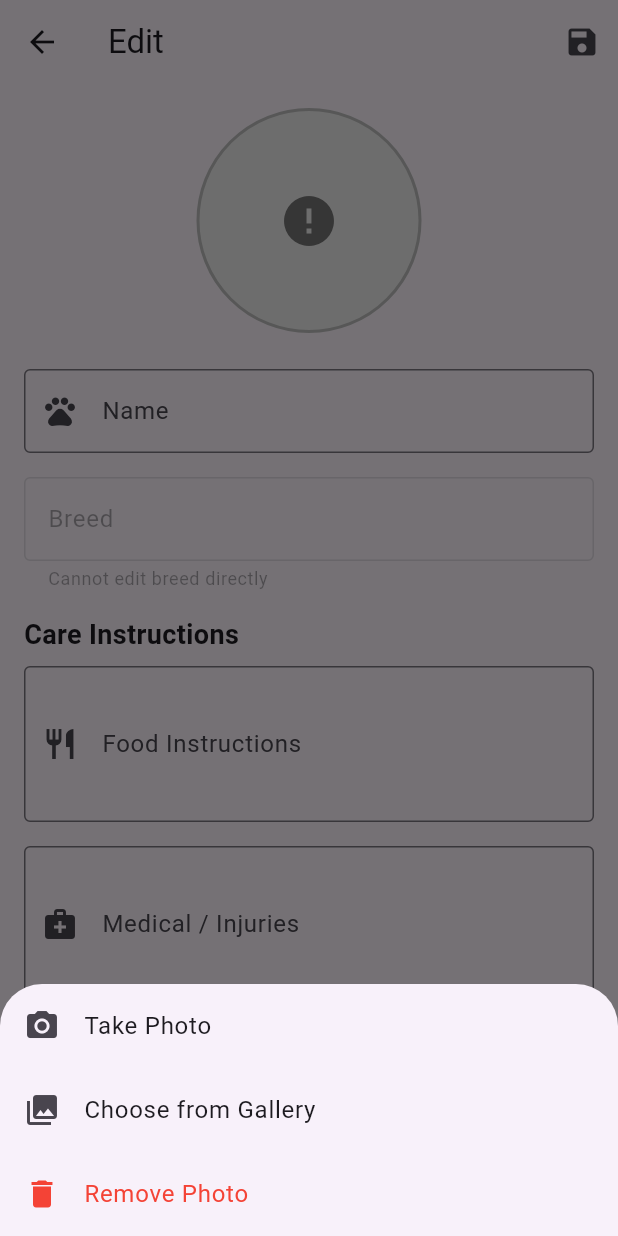
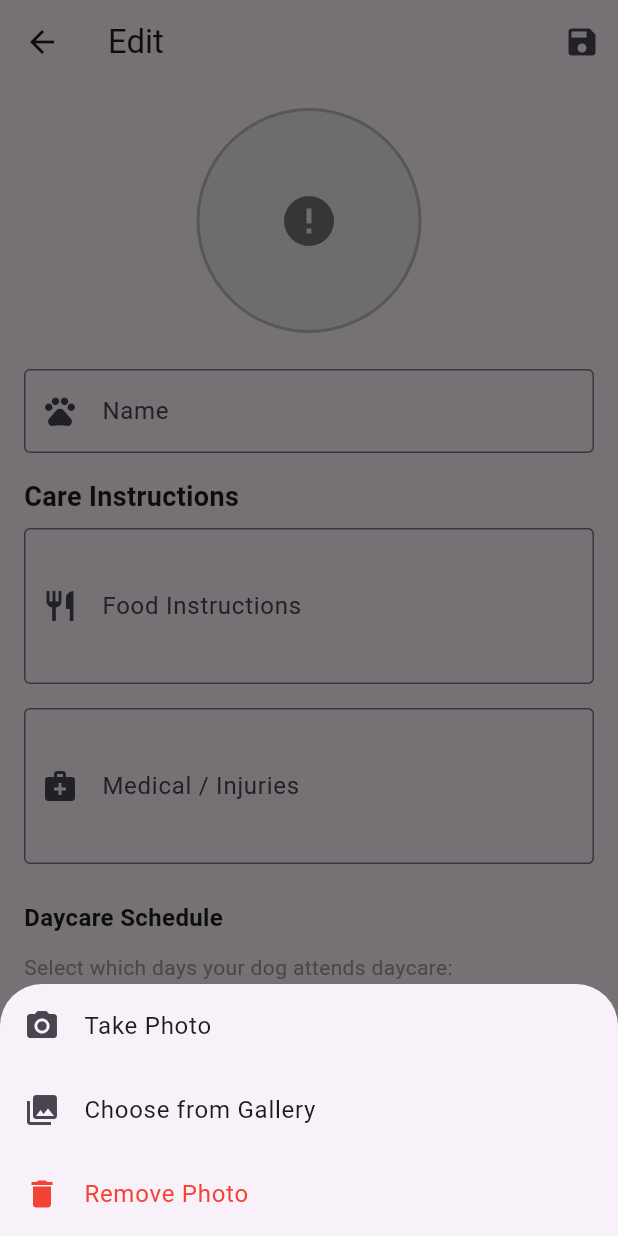
Before and after one commit to Comm4nd0/p4td, a Flutter app: the EditDogScreen screen opened directly with empty values, after a tap on the "error" icon, on a phone screen of 412 x 824 dp. Run offline on Flutter 3.47's test engine with Material 3 defaults, Android fonts, the phone set to English and light mode, and no system bars; our stand-ins replace flutter_secure_storage, image_picker; accounts and stored records are empty; network calls fail.

Commit message:
refactor: remove breed field from dogs
Remove the breed concept entirely from both frontend and backend:

Backend (Django):
- Remove Breed model and its ForeignKey from Dog model
- Remove BreedSerializer and breed field from DogSerializer
- Remove BreedAdmin and breed references from DogAdmin
- Remove BreedViewSet and /api/breeds/ endpoint
- Add migration to drop breed field and Breed table

Frontend (Flutter):
- Remove breed field from Dog model
- Remove getBreeds() method from DataService
- Remove breed parameter from createDog()
- Remove breed dropdown from AddDogScreen
- Remove breed text field from EditDogScreen
- Remove breed display from HomeScreen and DogHomeScreen

https://claude.ai/code/session_0166e6yCLgcVYzPKqV58kaT5

```diff
--- a/my_app/lib/models/dog.dart
+++ b/my_app/lib/models/dog.dart
@@ -21,7 +21,6 @@ extension WeekdayExtension on Weekday {
 class Dog {
   final String id;
   final String name;
-  final String breed;
   final String ownerId;
   final String? profileImageUrl;
   final String? foodInstructions;
@@ -31,7 +30,6 @@ class Dog {
   Dog({
     required this.id,
     required this.name,
-    required this.breed,
     required this.ownerId,
     this.profileImageUrl,
     this.foodInstructions,
@@ -42,7 +40,6 @@ class Dog {
   Dog copyWith({
     String? id,
     String? name,
-    String? breed,
     String? ownerId,
     String? profileImageUrl,
     String? foodInstructions,
@@ -52,7 +49,6 @@ class Dog {
     return Dog(
       id: id ?? this.id,
       name: name ?? this.name,
-      breed: breed ?? this.breed,
       ownerId: ownerId ?? this.ownerId,
       profileImageUrl: profileImageUrl ?? this.profileImageUrl,
       foodInstructions: foodInstructions ?? this.foodInstructions,
--- a/my_app/lib/screens/edit_dog_screen.dart
+++ b/my_app/lib/screens/edit_dog_screen.dart
@@ -19,7 +19,6 @@ class _EditDogScreenState extends State<EditDogScreen> {
   bool _isSaving = false;
 
   late TextEditingController _nameController;
-  late TextEditingController _breedController;
   late TextEditingController _foodController;
   late TextEditingController _medicalController;
 
@@ -34,7 +33,6 @@ class _EditDogScreenState extends State<EditDogScreen> {
   void initState() {
     super.initState();
     _nameController = TextEditingController(text: widget.dog.name);
-    _breedController = TextEditingController(text: widget.dog.breed);
     _foodController = TextEditingController(text: widget.dog.foodInstructions ?? '');
     _medicalController = TextEditingController(text: widget.dog.medicalNotes ?? '');
     _currentImageUrl = widget.dog.profileImageUrl;
@@ -237,16 +235,6 @@ class _EditDogScreenState extends State<EditDogScreen> {
             ),
           ),
           const SizedBox(height: 16),
-          TextField(
-            controller: _breedController,
-            decoration: const InputDecoration(
-              labelText: 'Breed',
-              border: OutlineInputBorder(),
-              helperText: 'Cannot edit breed directly',
-            ),
-            enabled: false,
-          ),
-          const SizedBox(height: 16),
           const Text('Care Instructions', style: TextStyle(fontSize: 18, fontWeight: FontWeight.bold)),
           const SizedBox(height: 8),
           TextField(
--- a/my_app/lib/services/data_service.dart
+++ b/my_app/lib/services/data_service.dart
@@ -14,8 +14,7 @@ abstract class DataService {
   Future<UserProfile> getProfile();
   Future<void> updateProfile(UserProfile profile);
   Future<Dog> updateDog(Dog dog, {String? name, String? foodInstructions, String? medicalNotes, Uint8List? imageBytes, String? imageName, bool deletePhoto = false, List<Weekday>? daysInDaycare});
-  Future<List<String>> getBreeds();
-  Future<Dog> createDog({required String name, required String breed, String? foodInstructions, String? medicalNotes, Uint8List? imageBytes, String? imageName, List<Weekday>? daysInDaycare});
+  Future<Dog> createDog({required String name, String? foodInstructions, String? medicalNotes, Uint8List? imageBytes, String? imageName, List<Weekday>? daysInDaycare});
 }
 
 class ApiDataService implements DataService {
@@ -47,7 +46,6 @@ class ApiDataService implements DataService {
         return Dog(
           id: json['id'].toString(),
           name: json['name'],
-          breed: json['breed'],
           ownerId: (json['owner'] ?? '').toString(),
           profileImageUrl: json['profile_image'],
           foodInstructions: json['food_instructions'],
@@ -143,7 +141,6 @@ class ApiDataService implements DataService {
     return Dog(
       id: data['id'].toString(),
       name: data['name'],
-      breed: data['breed'],
       ownerId: (data['owner'] ?? '').toString(),
       profileImageUrl: data['profile_image'],
       foodInstructions: data['food_instructions'],
@@ -208,20 +205,7 @@ class ApiDataService implements DataService {
   }
 
   @override
-  Future<List<String>> getBreeds() async {
-    final headers = await _getHeaders();
-    final response = await http.get(Uri.parse('${AuthService.baseUrl}/api/breeds/'), headers: headers);
-
-    if (response.statusCode == 200) {
-      final List<dynamic> data = json.decode(response.body);
-      return data.map((json) => json['name'].toString()).toList();
-    } else {
-      throw Exception('Failed to load breeds');
-    }
-  }
-
-  @override
-  Future<Dog> createDog({required String name, required String breed, String? foodInstructions, String? medicalNotes, Uint8List? imageBytes, String? imageName, List<Weekday>? daysInDaycare}) async {
+  Future<Dog> createDog({required String name, String? foodInstructions, String? medicalNotes, Uint8List? imageBytes, String? imageName, List<Weekday>? daysInDaycare}) async {
     final token = await _authService.getToken();
 
     if (imageBytes != null) {
@@ -230,7 +214,6 @@ class ApiDataService implements DataService {
       request.headers['Authorization'] = 'Token $token';
 
       request.fields['name'] = name;
-      request.fields['breed'] = breed;
       if (foodInstructions != null) request.fields['food_instructions'] = foodInstructions;
       if (medicalNotes != null) request.fields['medical_notes'] = medicalNotes;
       if (daysInDaycare != null && daysInDaycare.isNotEmpty) request.fields['daycare_days'] = json.encode(daysInDaycare.map((d) => d.dayNumber).toList());
@@ -257,7 +240,6 @@ class ApiDataService implements DataService {
         return Dog(
           id: data['id'].toString(),
           name: data['name'],
-          breed: data['breed'],
           ownerId: data['owner'].toString(),
           profileImageUrl: data['profile_image'],
           foodInstructions: data['food_instructions'],
@@ -275,7 +257,6 @@ class ApiDataService implements DataService {
         headers: headers,
         body: json.encode({
           'name': name,
-          'breed': breed,
           'food_instructions': foodInstructions,
           'medical_notes': medicalNotes,
           if (daysInDaycare != null && daysInDaycare.isNotEmpty) 'daycare_days': daysInDaycare.map((d) => d.dayNumber).toList(),
@@ -294,7 +275,6 @@ class ApiDataService implements DataService {
         return Dog(
           id: data['id'].toString(),
           name: data['name'],
-          breed: data['breed'],
           ownerId: data['owner'].toString(),
           foodInstructions: data['food_instructions'],
           medicalNotes: data['medical_notes'],
@@ -312,14 +292,12 @@ class MockDataService implements DataService {
     Dog(
       id: '1',
       name: 'Buddy',
-      breed: 'Golden Retriever',
       ownerId: 'user1',
       profileImageUrl: 'https://images.unsplash.com/photo-1552053831-71594a27632d?auto=format&fit=crop&w=500&q=60',
     ),
     Dog(
       id: '2',
       name: 'Bella',
-      breed: 'French Bulldog',
       ownerId: 'user1',
       profileImageUrl: 'https://images.unsplash.com/photo-1583511655857-d19b40a7a54e?auto=format&fit=crop&w=500&q=60',
     ),
@@ -358,13 +336,8 @@ class MockDataService implements DataService {
   }
 
   @override
-  Future<List<String>> getBreeds() async {
-    return ['Golden Retriever', 'French Bulldog', 'Labrador', 'Poodle'];
-  }
-
-  @override
-  Future<Dog> createDog({required String name, required String breed, String? foodInstructions, String? medicalNotes, Uint8List? imageBytes, String? imageName, List<Weekday>? daysInDaycare}) async {
-    return Dog(id: '99', name: name, breed: breed, ownerId: 'user1');
+  Future<Dog> createDog({required String name, String? foodInstructions, String? medicalNotes, Uint8List? imageBytes, String? imageName, List<Weekday>? daysInDaycare}) async {
+    return Dog(id: '99', name: name, ownerId: 'user1');
   }
 
   @override
```
Also changed, not shown: my_app/lib/screens/add_dog_screen.dart (+1 -55 lines), my_app/lib/screens/dog_home_screen.dart (+3 -14 lines), my_app/lib/screens/home_screen.dart (+3 -15 lines), 6 other files.
